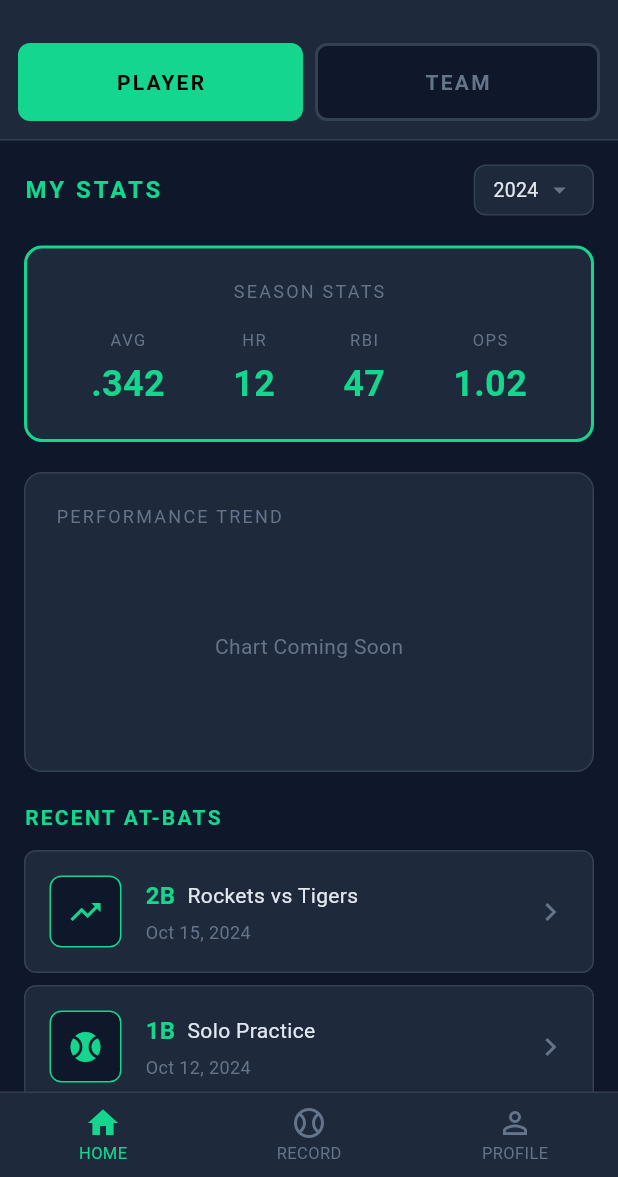
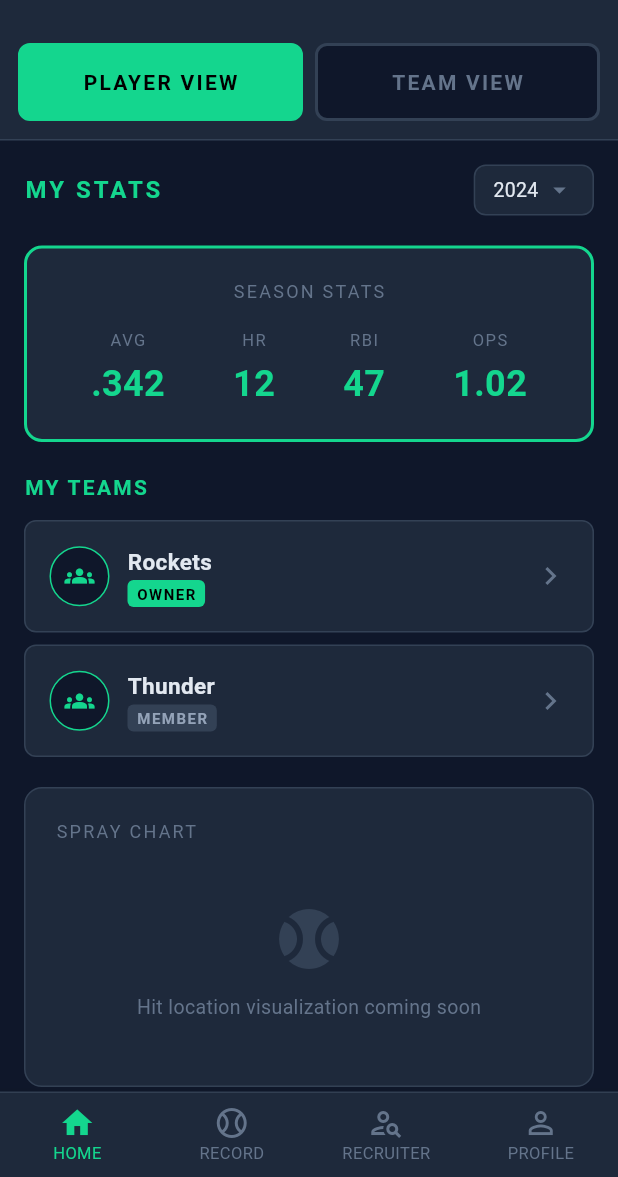
Before and after one commit to JM0rg/HackTracker, a Flutter app: the HomeScreen screen opened directly, in the side drawer, after a tap on "Rockets", on a phone screen of 412 x 824 dp, the part 59-1236 px from its top. Run offline on Flutter 3.47's test engine with Material 3 defaults, Android fonts, the phone set to English and light mode, and no system bars; our stand-ins replace google_fonts; missing offline and left inert: amplify_auth_cognito, amplify_flutter; Roboto replaces fonts that are missing (Tektur).

Commit message:
update ui elements

```diff
--- a/app/lib/screens/home_screen.dart
+++ b/app/lib/screens/home_screen.dart
@@ -5,6 +5,7 @@ import '../theme/app_colors.dart';
 import 'player_view_screen.dart';
 import 'team_view_screen.dart';
 import 'profile_screen.dart';
+import 'recruiter_screen.dart';
 
 /// Main home screen with top tabs (Player/Team) and bottom navigation
 class HomeScreen extends StatefulWidget {
@@ -41,11 +42,19 @@ class _HomeScreenState extends State<HomeScreen> with SingleTickerProviderStateM
             style: TextStyle(fontSize: 24, color: AppColors.primary),
           ),
         );
-      case 2: // Profile
+      case 2: // Recruiter
+        return const RecruiterScreen();
+      case 3: // Profile
         return const ProfileScreen();
       default:
         return _buildTabView();
     }
+  }
+
+  void _navigateToTeamView() {
+    setState(() {
+      _topTabController.animateTo(1);
+    });
   }
 
   Widget _buildTabView() {
@@ -64,7 +73,7 @@ class _HomeScreenState extends State<HomeScreen> with SingleTickerProviderStateM
             children: [
               Expanded(
                 child: _ToggleButton(
-                  label: 'PLAYER',
+                  label: 'PLAYER VIEW',
                   isSelected: _topTabController.index == 0,
                   onTap: () {
                     setState(() {
@@ -76,7 +85,7 @@ class _HomeScreenState extends State<HomeScreen> with SingleTickerProviderStateM
               const SizedBox(width: 8),
               Expanded(
                 child: _ToggleButton(
-                  label: 'TEAM',
+                  label: 'TEAM VIEW',
                   isSelected: _topTabController.index == 1,
                   onTap: () {
                     setState(() {
@@ -92,9 +101,11 @@ class _HomeScreenState extends State<HomeScreen> with SingleTickerProviderStateM
         Expanded(
           child: TabBarView(
             controller: _topTabController,
-            children: const [
-              PlayerViewScreen(),
-              TeamViewScreen(),
+            children: [
+              PlayerViewScreen(
+                onNavigateToTeamView: _navigateToTeamView,
+              ),
+              const TeamViewScreen(),
             ],
           ),
         ),
@@ -168,6 +179,11 @@ class _HomeScreenState extends State<HomeScreen> with SingleTickerProviderStateM
               label: 'RECORD',
             ),
             BottomNavigationBarItem(
+              icon: Icon(Icons.person_search_outlined),
+              activeIcon: Icon(Icons.person_search),
+              label: 'RECRUITER',
+            ),
+            BottomNavigationBarItem(
               icon: Icon(Icons.person_outline),
               activeIcon: Icon(Icons.person),
               label: 'PROFILE',
--- a/app/lib/screens/player_view_screen.dart
+++ b/app/lib/screens/player_view_screen.dart
@@ -4,7 +4,12 @@ import '../theme/app_colors.dart';
 
 /// Player View - Shows user's personal stats aggregated across all teams
 class PlayerViewScreen extends StatelessWidget {
-  const PlayerViewScreen({super.key});
+  final VoidCallback? onNavigateToTeamView;
+
+  const PlayerViewScreen({
+    super.key,
+    this.onNavigateToTeamView,
+  });
 
   @override
   Widget build(BuildContext context) {
@@ -91,7 +96,43 @@ class PlayerViewScreen extends StatelessWidget {
 
             const SizedBox(height: 20),
 
-            // Performance Chart Placeholder
+            // My Teams Section
+            Text(
+              'MY TEAMS',
+              style: GoogleFonts.tektur(
+                fontSize: 14,
+                fontWeight: FontWeight.bold,
+                color: AppColors.primary,
+                letterSpacing: 1.5,
+              ),
+            ),
+
+            const SizedBox(height: 12),
+
+            // Team Cards (placeholder data)
+            _TeamCard(
+              teamName: 'Rockets',
+              role: 'OWNER',
+              onTap: () {
+                if (onNavigateToTeamView != null) {
+                  onNavigateToTeamView!();
+                }
+              },
+            ),
+            const SizedBox(height: 8),
+            _TeamCard(
+              teamName: 'Thunder',
+              role: 'MEMBER',
+              onTap: () {
+                if (onNavigateToTeamView != null) {
+                  onNavigateToTeamView!();
+                }
+              },
+            ),
+
+            const SizedBox(height: 20),
+
+            // Spray Chart Placeholder
             Container(
               height: 200,
               padding: const EdgeInsets.all(20),
@@ -104,7 +145,7 @@ class PlayerViewScreen extends StatelessWidget {
                 crossAxisAlignment: CrossAxisAlignment.start,
                 children: [
                   Text(
-                    'PERFORMANCE TREND',
+                    'SPRAY CHART',
                     style: GoogleFonts.tektur(
                       fontSize: 12,
                       color: AppColors.textTertiary,
@@ -114,12 +155,23 @@ class PlayerViewScreen extends StatelessWidget {
                   const SizedBox(height: 16),
                   Expanded(
                     child: Center(
-                      child: Text(
-                        'Chart Coming Soon',
+                      child: Column(
+                        mainAxisAlignment: MainAxisAlignment.center,
+                        children: [
+                          Icon(
+                            Icons.sports_baseball,
+                            size: 48,
+                            color: AppColors.border,
+                          ),
+                          const SizedBox(height: 12),
+                          Text(
+                            'Hit location visualization coming soon',
                             style: GoogleFonts.tektur(
-                          fontSize: 14,
+                              fontSize: 13,
                               color: AppColors.textTertiary,
                             ),
+                          ),
+                        ],
                       ),
                     ),
                   ),
@@ -129,9 +181,9 @@ class PlayerViewScreen extends StatelessWidget {
 
             const SizedBox(height: 20),
 
-            // Recent At-Bats
+            // Recent Games
             Text(
-              'RECENT AT-BATS',
+              'RECENT GAMES',
               style: GoogleFonts.tektur(
                 fontSize: 14,
                 fontWeight: FontWeight.bold,
@@ -142,26 +194,26 @@ class PlayerViewScreen extends StatelessWidget {
 
             const SizedBox(height: 12),
 
-            // At-Bat Cards (placeholder)
-            _AtBatCard(
-              result: '2B',
-              game: 'Rockets vs Tigers',
+            // Game Cards (placeholder)
+            _GameCard(
+              result: 'W',
+              opponent: 'vs Tigers',
+              personalStats: '3-4, 2 RBI, 1 HR',
               date: 'Oct 15, 2024',
-              icon: Icons.trending_up,
             ),
             const SizedBox(height: 8),
-            _AtBatCard(
-              result: '1B',
-              game: 'Solo Practice',
+            _GameCard(
+              result: 'L',
+              opponent: 'vs Panthers',
+              personalStats: '2-3, 1 RBI',
               date: 'Oct 12, 2024',
-              icon: Icons.sports_baseball,
             ),
             const SizedBox(height: 8),
-            _AtBatCard(
-              result: 'HR',
-              game: 'Rockets vs Panthers',
+            _GameCard(
+              result: 'W',
+              opponent: 'vs Eagles',
+              personalStats: '4-4, 3 RBI, 2 2B',
               date: 'Oct 10, 2024',
-              icon: Icons.rocket_launch,
             ),
 
             const SizedBox(height: 20),
@@ -169,7 +221,7 @@ class PlayerViewScreen extends StatelessWidget {
             // View All Button
             OutlinedButton(
               onPressed: () {
-                // TODO: Navigate to full at-bat history
+                // TODO: Navigate to full game history
               },
               style: OutlinedButton.styleFrom(
                 foregroundColor: AppColors.primary,
@@ -180,7 +232,7 @@ class PlayerViewScreen extends StatelessWidget {
                 ),
               ),
               child: Text(
-                'VIEW ALL AT-BATS',
+                'VIEW ALL GAMES',
                 style: GoogleFonts.tektur(
                   fontSize: 13,
                   fontWeight: FontWeight.bold,
@@ -230,22 +282,110 @@ class _StatColumn extends StatelessWidget {
   }
 }
 
-/// At-Bat card showing recent activity
-class _AtBatCard extends StatelessWidget {
-  final String result;
-  final String game;
-  final String date;
-  final IconData icon;
+/// Team card showing user's team membership
+class _TeamCard extends StatelessWidget {
+  final String teamName;
+  final String role;
+  final VoidCallback onTap;
 
-  const _AtBatCard({
-    required this.result,
-    required this.game,
-    required this.date,
-    required this.icon,
+  const _TeamCard({
+    required this.teamName,
+    required this.role,
+    required this.onTap,
   });
 
   @override
   Widget build(BuildContext context) {
+    final bool isOwner = role == 'OWNER';
+
+    return InkWell(
+      onTap: onTap,
+      borderRadius: BorderRadius.circular(8),
+      child: Container(
+        padding: const EdgeInsets.all(16),
+        decoration: BoxDecoration(
+          color: AppColors.surface,
+          borderRadius: BorderRadius.circular(8),
+          border: Border.all(color: AppColors.border),
+        ),
+        child: Row(
+          children: [
+            Container(
+              width: 40,
+              height: 40,
+              decoration: BoxDecoration(
+                color: AppColors.background,
+                shape: BoxShape.circle,
+                border: Border.all(color: AppColors.primary),
+              ),
+              child: const Icon(
+                Icons.groups,
+                color: AppColors.primary,
+                size: 20,
+              ),
+            ),
+            const SizedBox(width: 12),
+            Expanded(
+              child: Column(
+                crossAxisAlignment: CrossAxisAlignment.start,
+                children: [
+                  Text(
+                    teamName,
+                    style: GoogleFonts.tektur(
+                      fontSize: 15,
+                      fontWeight: FontWeight.bold,
+                      color: AppColors.textPrimary,
+                    ),
+                  ),
+                  const SizedBox(height: 2),
+                  Container(
+                    padding: const EdgeInsets.symmetric(horizontal: 6, vertical: 2),
+                    decoration: BoxDecoration(
+                      color: isOwner ? AppColors.primary : AppColors.border,
+                      borderRadius: BorderRadius.circular(4),
+                    ),
+                    child: Text(
+                      role,
+                      style: GoogleFonts.tektur(
+                        fontSize: 10,
+                        fontWeight: FontWeight.bold,
+                        color: isOwner ? Colors.black : AppColors.textSecondary,
+                        letterSpacing: 1,
+                      ),
+                    ),
+                  ),
+                ],
+              ),
+            ),
+            const Icon(
+              Icons.chevron_right,
+              color: AppColors.textTertiary,
+            ),
+          ],
+        ),
+      ),
+    );
+  }
+}
+
+/// Game card showing recent game performance
+class _GameCard extends StatelessWidget {
+  final String result;
+  final String opponent;
+  final String personalStats;
+  final String date;
+
+  const _GameCard({
+    required this.result,
+    required this.opponent,
+    required this.personalStats,
+    required this.date,
+  });
+
+  @override
+  Widget build(BuildContext context) {
+    final bool isWin = result == 'W';
+
     return Container(
       padding: const EdgeInsets.all(16),
       decoration: BoxDecoration(
@@ -261,12 +401,20 @@ class _AtBatCard extends StatelessWidget {
             decoration: BoxDecoration(
               color: AppColors.background,
               borderRadius: BorderRadius.circular(8),
-              border: Border.all(color: AppColors.primary),
+              border: Border.all(
+                color: isWin ? AppColors.primary : AppColors.error,
+                width: 2,
               ),
-            child: Icon(
-              icon,
-              color: AppColors.primary,
-              size: 24,
+            ),
+            child: Center(
+              child: Text(
+                result,
+                style: GoogleFonts.tektur(
+                  fontSize: 20,
+                  fontWeight: FontWeight.bold,
+                  color: isWin ? AppColors.primary : AppColors.error,
+                ),
+              ),
             ),
           ),
           const SizedBox(width: 16),
@@ -274,31 +422,27 @@ class _AtBatCard extends StatelessWidget {
             child: Column(
               crossAxisAlignment: CrossAxisAlignment.start,
               children: [
-                Row(
-                  children: [
                 Text(
-                      result,
+                  opponent,
                   style: GoogleFonts.tektur(
-                        fontSize: 16,
+                    fontSize: 15,
                     fontWeight: FontWeight.bold,
-                        color: AppColors.primary,
-                      ),
-                    ),
-                    const SizedBox(width: 8),
-                    Text(
-                      game,
-                      style: GoogleFonts.tektur(
-                        fontSize: 14,
                     color: AppColors.textPrimary,
                   ),
                 ),
-                  ],
+                const SizedBox(height: 4),
+                Text(
+                  personalStats,
+                  style: GoogleFonts.tektur(
+                    fontSize: 13,
+                    color: AppColors.textSecondary,
                   ),
-                const SizedBox(height: 4),
+                ),
+                const SizedBox(height: 2),
                 Text(
                   date,
                   style: GoogleFonts.tektur(
-                    fontSize: 12,
+                    fontSize: 11,
                     color: AppColors.textTertiary,
                   ),
                 ),
```
Also changed, not shown: app/lib/screens/recruiter_screen.dart (added, +113 -0 lines), 1 other file. Lines whose indentation alone changed are shown as unchanged.
